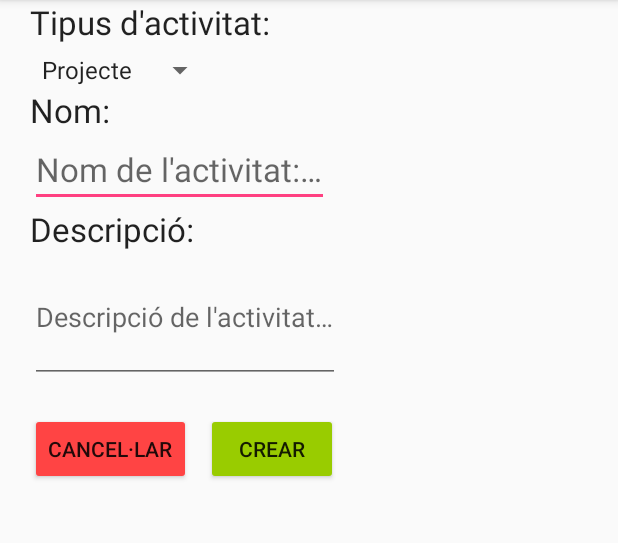
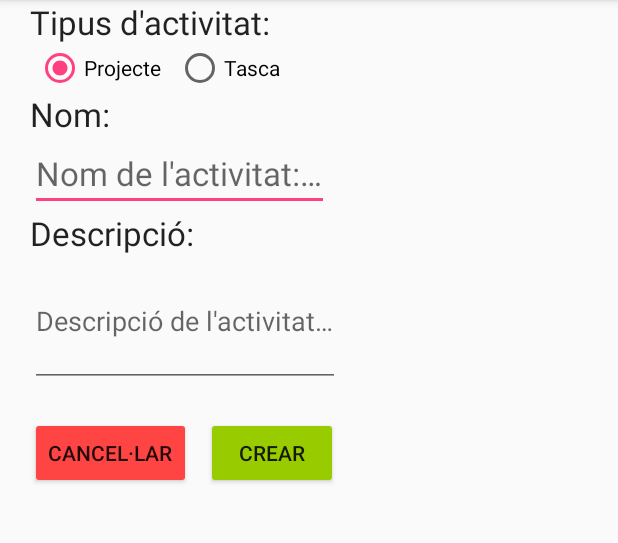
Before and after one commit to kikones34/timeTrackerAndroid, an Android app: the FormulariCrearActivitatActivity screen opened directly, with no data from a screen before it, on a phone screen of 412 x 824 dp, the part 84-627 px from its top. Run offline under Robolectric (Android 15) with nearby library versions, the light colour scheme and no system bars.

Commit message:
Update
0.8

```diff
--- a/app/src/main/java/com/example/joans/timetracker/EditarActivitatFragment.java
+++ b/app/src/main/java/com/example/joans/timetracker/EditarActivitatFragment.java
@@ -58,6 +58,13 @@ public class EditarActivitatFragment extends DialogFragment {
             }
         });
 
+        builder.setNegativeButton(R.string.formulari_boto_tornar_enrere, new DialogInterface.OnClickListener() {
+            @Override
+            public void onClick(DialogInterface dialogInterface, int i) {
+                dismiss();
+            }
+        });
+
     return builder.create();
 
     }
--- a/app/src/main/java/com/example/joans/timetracker/FormulariCrearActivitatActivity.java
+++ b/app/src/main/java/com/example/joans/timetracker/FormulariCrearActivitatActivity.java
@@ -3,6 +3,7 @@ package com.example.joans.timetracker;
 import android.app.DialogFragment;
 import android.content.Intent;
 import android.os.Bundle;
+import android.provider.MediaStore;
 import android.support.constraint.ConstraintLayout;
 import android.support.v7.app.AppCompatActivity;
 import android.view.View;
@@ -12,6 +13,8 @@ import android.widget.CheckBox;
 import android.widget.CompoundButton;
 import android.widget.EditText;
 import android.widget.LinearLayout;
+import android.widget.RadioButton;
+import android.widget.RadioGroup;
 import android.widget.Spinner;
 import android.widget.TextClock;
 import android.widget.TextView;
@@ -35,9 +38,16 @@ public class FormulariCrearActivitatActivity extends AppCompatActivity {
 
         Button crear = findViewById(R.id.formulari_btn_crear);
         Button tornar = findViewById(R.id.formulari_btn_tornar);
-        Spinner spr = findViewById(R.id.formulari_spr_tipus_activitat);
         CheckBox cbAutoStart = findViewById(R.id.formulari_check_AutoStart);
         CheckBox cbAutoEnd = findViewById(R.id.formulari_check_AutoEnd);
+
+        final ConstraintLayout decorators = findViewById(R.id.formulari_decorators);
+        final LinearLayout auto_start_decorator = findViewById(R.id.automatic_start_desc);
+        final LinearLayout auto_end_decorator = findViewById(R.id.automatic_stop_desc);
+
+        decorators.setVisibility(View.GONE);
+        auto_start_decorator.setVisibility(View.GONE);
+        auto_end_decorator.setVisibility(View.GONE);
 
         Button autoStart_btn = findViewById(R.id.start_time_button);
         Button autoEnd_btn = findViewById(R.id.end_time_button);
@@ -46,48 +56,39 @@ public class FormulariCrearActivitatActivity extends AppCompatActivity {
         tornar.setOnClickListener(btnTornarListener);
         autoStart_btn.setOnClickListener(autoStartBtnListener);
         autoEnd_btn.setOnClickListener(autoEndBtnListener);
-        spr.setOnItemSelectedListener(new AdapterView.OnItemSelectedListener() {
+
+        RadioGroup rg = findViewById(R.id.radio_projecte_tasca);
+        RadioButton radio_projecte = findViewById(R.id.radio_projecte);
+        radio_projecte.setChecked(true);
+
+        rg.setOnCheckedChangeListener(new RadioGroup.OnCheckedChangeListener() {
             @Override
-            public void onItemSelected(AdapterView<?> parent, View view, int position, long id) {
-                ConstraintLayout cl = findViewById(R.id.formulari_constraintLayout);
-
-                Spinner spr = findViewById(R.id.formulari_spr_tipus_activitat);
-
-                CheckBox cb1 = findViewById(R.id.formulari_check_AutoStart);
-                CheckBox cb2 = findViewById(R.id.formulari_check_AutoEnd);
-
-                if(spr.getSelectedItem().toString().contains("Tasca")) {
-                    cl.setVisibility(view.VISIBLE);
+            public void onCheckedChanged(RadioGroup radioGroup, int i) {
+                RadioButton rbTasca = findViewById(R.id.radio_tasca);
+                if (rbTasca.isChecked()) {
+                    decorators.setVisibility(View.VISIBLE);
                 } else {
-                    cl.setVisibility(view.GONE);
-                    cb1.setChecked(false);
-                    cb2.setChecked(false);
+                    decorators.setVisibility(View.GONE);
                 }
             }
-
-            public void onNothingSelected(AdapterView<?> parent) {}
         });
 
         cbAutoStart.setOnCheckedChangeListener(new CompoundButton.OnCheckedChangeListener() {
             public void onCheckedChanged(CompoundButton buttonView, boolean isChecked) {
-            LinearLayout ll = findViewById(R.id.automatic_start_desc);
             if (isChecked) {
-                DialogFragment newFragment = new TimePickerFragment();
-                newFragment.show(getFragmentManager(),"TimePicker");
-                ll.setVisibility(buttonView.VISIBLE);
+                auto_start_decorator.setVisibility(buttonView.VISIBLE);
             } else {
-                ll.setVisibility(buttonView.GONE);
+                auto_start_decorator.setVisibility(buttonView.GONE);
             }
             }
         });
 
         cbAutoEnd.setOnCheckedChangeListener(new CompoundButton.OnCheckedChangeListener() {
             public void onCheckedChanged(CompoundButton buttonView, boolean isChecked) {
-                LinearLayout ll = findViewById(R.id.automatic_stop_desc);
             if (isChecked) {
-                ll.setVisibility(buttonView.VISIBLE);
+                auto_end_decorator.setVisibility(buttonView.VISIBLE);
             } else {
-                ll.setVisibility(buttonView.GONE);
+                auto_end_decorator.setVisibility(buttonView.GONE);
             }
             }
         });
@@ -107,7 +108,9 @@ public class FormulariCrearActivitatActivity extends AppCompatActivity {
     private View.OnClickListener autoEndBtnListener = new View.OnClickListener() {
         public void onClick(View v) {
             Bundle args = new Bundle();
-            args.putInt("id", R.id.end_time_button);
+            int a = (R.id.end_time_button);
+            System.out.println(a);
+            args.putInt("id", (R.id.end_time_button));
 
             DialogFragment newFragment = new TimePickerFragment();
             newFragment.setArguments(args);
@@ -121,11 +124,12 @@ public class FormulariCrearActivitatActivity extends AppCompatActivity {
 
             EditText et_nom = findViewById(R.id.formulari_nom_activitat);
             EditText et_descripcio = findViewById(R.id.formulari_descripcio);
-            Spinner scr_tipus = findViewById(R.id.formulari_spr_tipus_activitat);
+            RadioGroup act_tipus = findViewById(R.id.radio_projecte_tasca);
 
             String nom = et_nom.getText().toString();
             String descripcio = et_descripcio.getText().toString();
-            String tipus = scr_tipus.getSelectedItem().toString();
+            RadioButton selected_radio = findViewById(act_tipus.getCheckedRadioButtonId());
+            String tipus = selected_radio.getText().toString();
 
             if (nom.isEmpty()) {
                 Toast toast = Toast.makeText(FormulariCrearActivitatActivity.this, R.string.nom_buit, Toast.LENGTH_SHORT);
--- a/app/src/main/res/layout/activity_formulari_activitat.xml
+++ b/app/src/main/res/layout/activity_formulari_activitat.xml
@@ -24,20 +24,25 @@
             android:text="@string/formulari_tipus_dactivitat"
             android:textAppearance="@style/TextAppearance.AppCompat.Large" />
 
-        <Spinner
-            android:id="@+id/formulari_spr_tipus_activitat"
-            android:layout_width="wrap_content"
+        <RadioGroup xmlns:android="http://schemas.android.com/apk/res/android"
+            android:id="@+id/radio_projecte_tasca"
+            android:layout_width="fill_parent"
             android:layout_height="wrap_content"
-            android:layout_marginStart="20dp"
-            android:layout_weight=".40"
-            android:entries="@array/formulari_tipus_activitat"
-            android:prompt="@string/formulari_seleccio_tipus_dactivitat"
-            android:layout_marginTop="5dp"
-            android:visibility="visible">
-        </Spinner>
+            android:layout_marginStart="24dp"
+            android:orientation="horizontal">
+            <RadioButton android:id="@+id/radio_projecte"
+                android:layout_width="wrap_content"
+                android:layout_height="wrap_content"
+                android:text="@string/formulari_opcio_projecte"/>
+            <RadioButton android:id="@+id/radio_tasca"
+                android:layout_width="wrap_content"
+                android:layout_height="wrap_content"
+                android:layout_marginStart="10dp"
+                android:text="@string/formulari_opcio_tasca"/>
+        </RadioGroup>
 
         <android.support.constraint.ConstraintLayout
-            android:id="@+id/formulari_constraintLayout"
+            android:id="@+id/formulari_decorators"
             android:layout_width="match_parent"
             android:layout_height="wrap_content"
             android:visibility="visible">
@@ -54,7 +59,7 @@
 
             <TextView
                 android:id="@+id/formulari_check_AutoStart_tv"
-                android:layout_width="152dp"
+                android:layout_width="wrap_content"
                 android:layout_height="wrap_content"
                 android:layout_marginStart="8dp"
                 android:layout_marginTop="16dp"
@@ -66,7 +71,7 @@
             <LinearLayout
                 android:id="@+id/automatic_start_desc"
                 android:layout_width="wrap_content"
-                android:layout_height="35dp"
+                android:layout_height="wrap_content"
                 android:layout_marginStart="20dp"
                 android:orientation="horizontal"
                 android:visibility="visible"
@@ -74,12 +79,13 @@
                 app:layout_constraintTop_toBottomOf="@+id/formulari_check_AutoStart">
 
                 <TextView
-                    android:id="@+id/textView4"
+                    android:id="@+id/start_time_button_text"
                     android:layout_width="wrap_content"
                     android:layout_height="wrap_content"
                     android:layout_weight="0"
-                    android:visibility="visible"
-                    tools:text="@string/auto_start_desc"></TextView>
+                    android:text="@string/auto_start_desc"
+                    android:textAppearance="@style/TextAppearance.AppCompat.Small"
+                    android:visibility="visible"></TextView>
 
                 <Button
                     android:id="@+id/start_time_button"
@@ -90,6 +96,7 @@
                     android:minWidth="0dp"
                     android:text="..."
                     android:textAppearance="@android:style/TextAppearance.Material.Small" />
+
             </LinearLayout>
 
             <CheckBox
@@ -106,7 +113,7 @@
             <TextView
                 android:id="@+id/formulari_check_AutoEnd_tv"
                 android:layout_width="wrap_content"
-                android:layout_height="15dp"
+                android:layout_height="wrap_content"
                 android:layout_marginStart="8dp"
                 android:layout_marginTop="14dp"
                 android:text="@string/formulari_check_autoEnd"
@@ -117,7 +124,7 @@
             <LinearLayout
                 android:id="@+id/automatic_stop_desc"
                 android:layout_width="wrap_content"
-                android:layout_height="35dp"
+                android:layout_height="wrap_content"
                 android:layout_marginStart="20dp"
                 android:orientation="horizontal"
                 android:visibility="visible"
@@ -125,12 +132,13 @@
                 app:layout_constraintTop_toBottomOf="@+id/formulari_check_AutoEnd">
 
                 <TextView
-                    android:id="@+id/textView5"
+                    android:id="@+id/end_time_button_text"
                     android:layout_width="wrap_content"
                     android:layout_height="wrap_content"
                     android:layout_weight="0"
-                    android:visibility="visible"
-                    tools:text="@string/auto_end_desc"></TextView>
+                    android:text="@string/auto_end_desc"
+                    android:textAppearance="@style/TextAppearance.AppCompat.Small"
+                    android:visibility="visible"></TextView>
 
                 <Button
                     android:id="@+id/end_time_button"
--- a/app/src/main/res/values/strings.xml
+++ b/app/src/main/res/values/strings.xml
@@ -25,6 +25,6 @@
     <string name="OK">Acceptar</string>
     <string name="nom_buit">Nom buit</string>
     <string name="descripcio_buida">Descripció buida</string>
-    <string name="auto_start_desc">La tasca començarà cada dia automàticament a les</string>
-    <string name="auto_end_desc">La tasca es pararà cada dia automàticament a les</string>
+    <string name="auto_start_desc">La tasca començarà cada dia a les</string>
+    <string name="auto_end_desc">La tasca es pararà cada dia a les</string>
 </resources>
```
